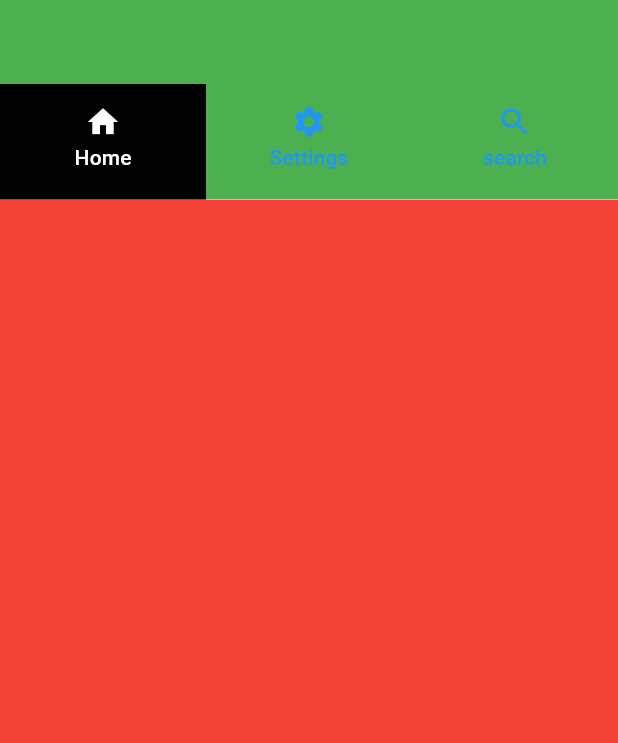
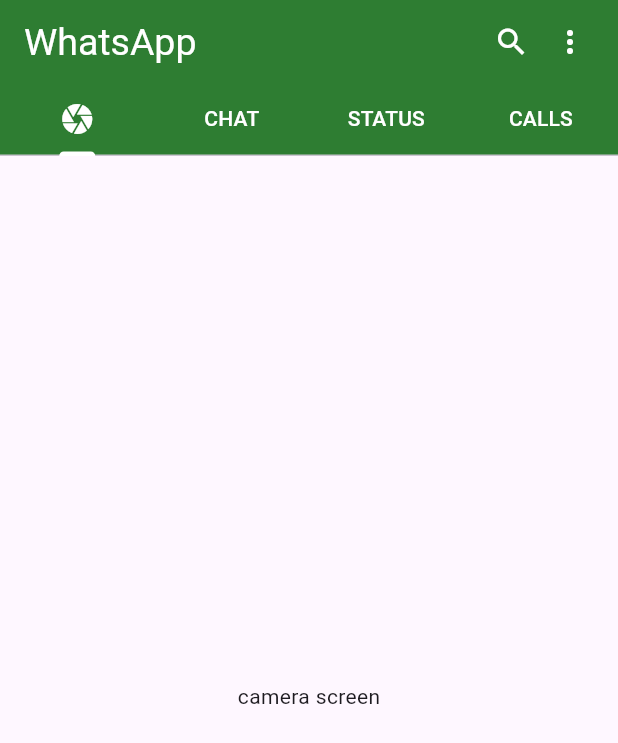
Before and after one commit to hamad-mf/tab_bar_sample_aug_27, a Flutter app: the screen it shows after launch, on a phone screen of 412 x 824 dp. Shown: the top 743 px of the screen. Run offline on Flutter 3.47's test engine with Material 3 defaults, Android fonts, the phone set to English and light mode, and no system bars.

Commit message:
whatsapp ui

```diff
--- a/lib/View/Home Screen/home_screen.dart
+++ b/lib/View/Home Screen/home_screen.dart
@@ -6,41 +6,63 @@ class HomeScreen extends StatelessWidget {
   @override
   Widget build(BuildContext context) {
     return DefaultTabController(
-        length: 3,
+        length: 4,
         child: Scaffold(
           appBar: AppBar(
-            backgroundColor: Colors.green,
+            backgroundColor: Colors.green.shade800,
+            title: Text("WhatsApp"),
+            titleTextStyle: TextStyle(color: Colors.white, fontSize: 25),
+            actions: [
+              Row(
+                children: [
+                  Icon(
+                    Icons.search_outlined,
+                    color: Colors.white,
+                  ),
+                  SizedBox(
+                    width: 15,
+                  ),
+                  Icon(
+                    Icons.more_vert,
+                    color: Colors.white,
+                  ),
+                  SizedBox(
+                    width: 20,
+                  )
+                ],
+              )
+            ],
             bottom: TabBar(
-                dividerHeight: 0,
-                indicator: BoxDecoration(color: Colors.black),
-                indicatorSize: TabBarIndicatorSize.tab,
-                indicatorWeight: 5,
-                unselectedLabelColor: Colors.blue,
                 labelColor: Colors.white,
+                unselectedLabelColor: Colors.white,
+                indicatorColor: Colors.white,
                 tabs: [
                   Tab(
-                    icon: Icon(Icons.home),
-                    text: "Home",
+                    icon: Icon(Icons.camera),
                   ),
                   Tab(
-                    icon: Icon(Icons.settings),
-                    text: "Settings",
+                    text: "CHAT",
                   ),
                   Tab(
-                    icon: Icon(Icons.search),
-                    text: "search",
+                    text: "STATUS",
                   ),
+                  Tab(
+                    text: "CALLS",
+                  )
                 ]),
           ),
           body: TabBarView(children: [
-            Container(
-              color: Colors.red,
+            Center(
+              child: Text("camera screen"),
             ),
-            Container(
-              color: Colors.blue,
+            Center(
+              child: Text("chat screen"),
             ),
-            Container(
-              color: Colors.orange,
+            Center(
+              child: Text("status screen"),
+            ),
+            Center(
+              child: Text("calls screen"),
             ),
           ]),
         ));
```
